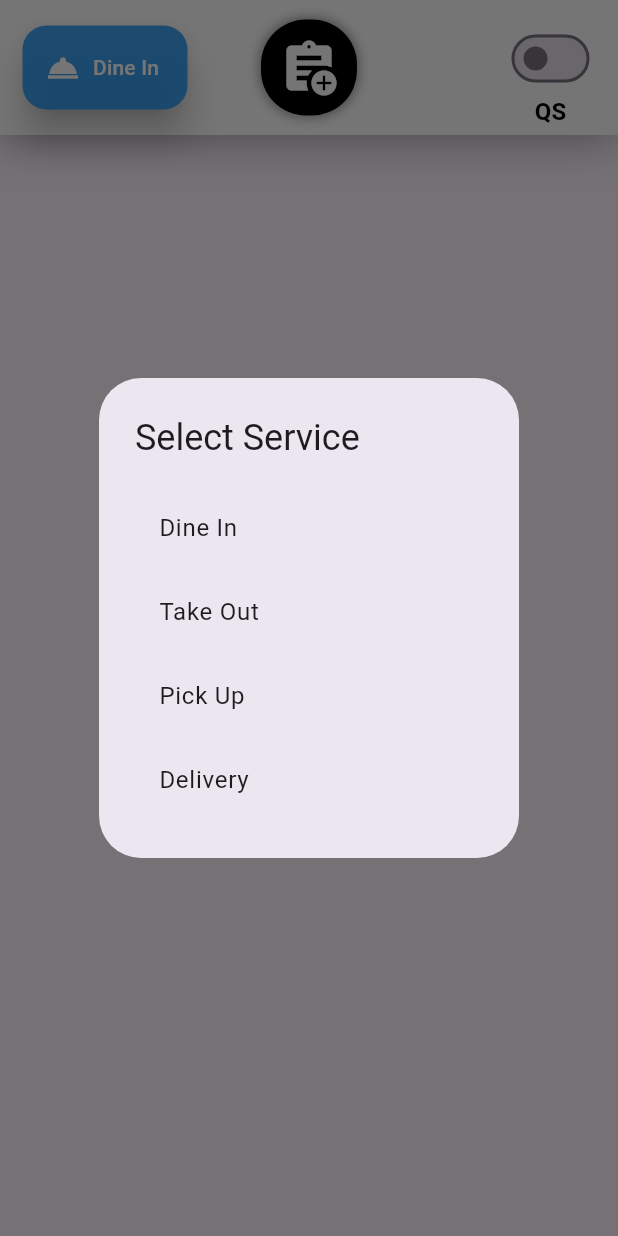
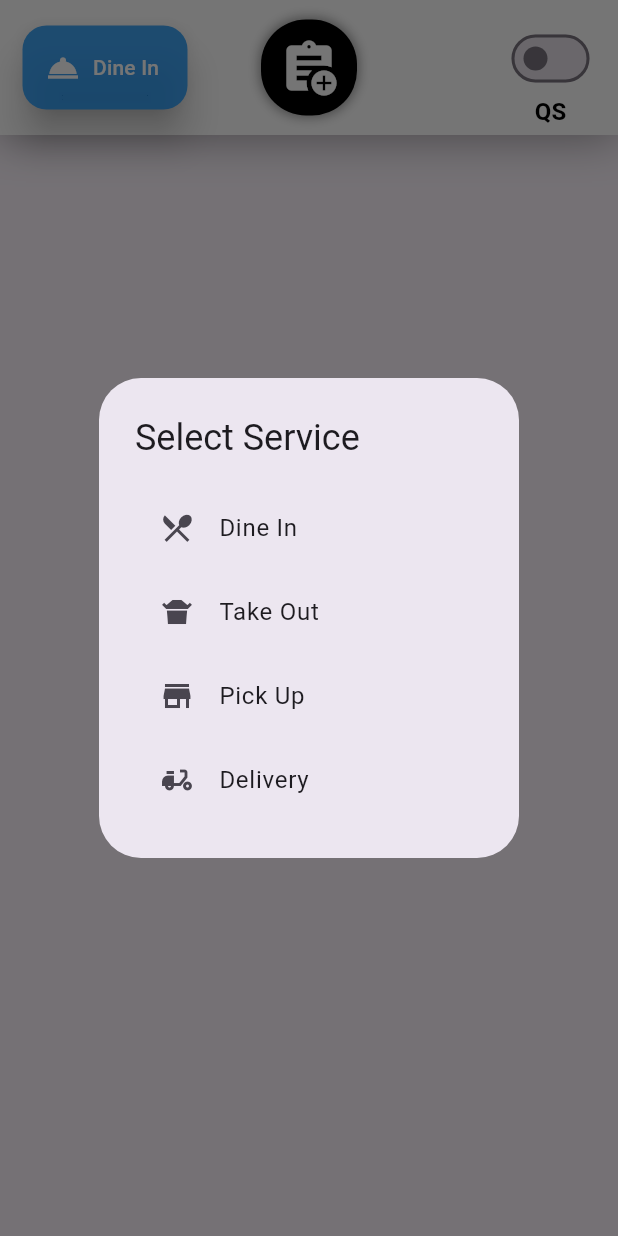
Before and after one commit to junnelcoder/orderingnew, a Flutter app: the HomeNavBar widget shown alone on an empty page, opened directly with empty values, after a tap on "Dine In", on a phone screen of 412 x 824 dp. Run offline on Flutter 3.47's test engine with Material 3 defaults, Android fonts, the phone set to English and light mode, and no system bars; our stand-ins replace connectivity, device_info_plus, fluttertoast, shared_preferences, shimmer; missing offline and left inert: encrypt; accounts and stored records are empty; network calls fail.

Commit message:
merged progresses

```diff
--- a/ordering/lib/widgets/home_nav_bar.dart
+++ b/ordering/lib/widgets/home_nav_bar.dart
@@ -211,7 +211,6 @@ class _HomeNavBarState extends State<HomeNavBar> {
         child: Row(
           mainAxisAlignment: MainAxisAlignment.spaceBetween,
           children: [
-
             SizedBox(
               width: 110, // Set your desired width here
               child: FloatingActionButton.extended(
@@ -233,6 +232,7 @@ class _HomeNavBarState extends State<HomeNavBar> {
                                 Navigator.pop(context);
                               },
                               child: ListTile(
+                                leading: Icon(Icons.restaurant_menu),
                                 title: Text('Dine In'),
                               ),
                             ),
@@ -245,6 +245,7 @@ class _HomeNavBarState extends State<HomeNavBar> {
                                 Navigator.pop(context);
                               },
                               child: ListTile(
+                                leading: Icon(Icons.takeout_dining),
                                 title: Text('Take Out'),
                               ),
                             ),
@@ -257,6 +258,7 @@ class _HomeNavBarState extends State<HomeNavBar> {
                                 Navigator.pop(context);
                               },
                               child: ListTile(
+                                leading: Icon(Icons.store_mall_directory),
                                 title: Text('Pick Up'),
                               ),
                             ),
@@ -269,6 +271,7 @@ class _HomeNavBarState extends State<HomeNavBar> {
                                 Navigator.pop(context);
                               },
                               child: ListTile(
+                                leading: Icon(Icons.delivery_dining),
                                 title: Text('Delivery'),
                               ),
                             ),
```
Also changed, not shown: ordering/lib/pages/home_page.dart (+6 -4 lines). Lines whose indentation alone changed are shown as unchanged.
